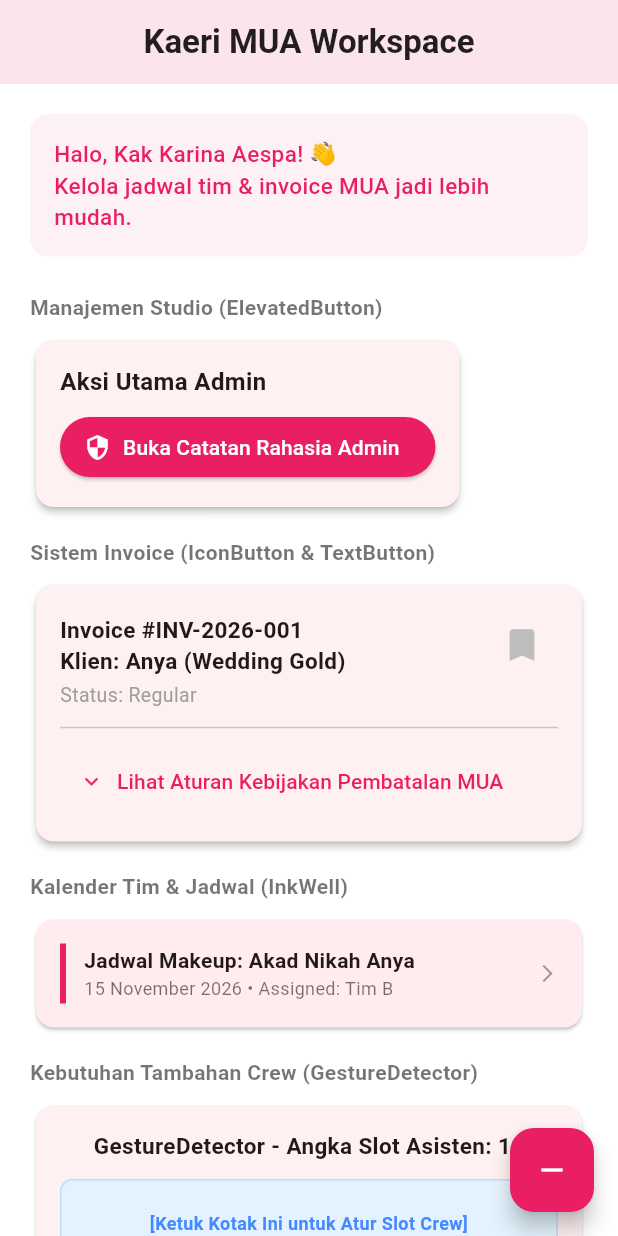
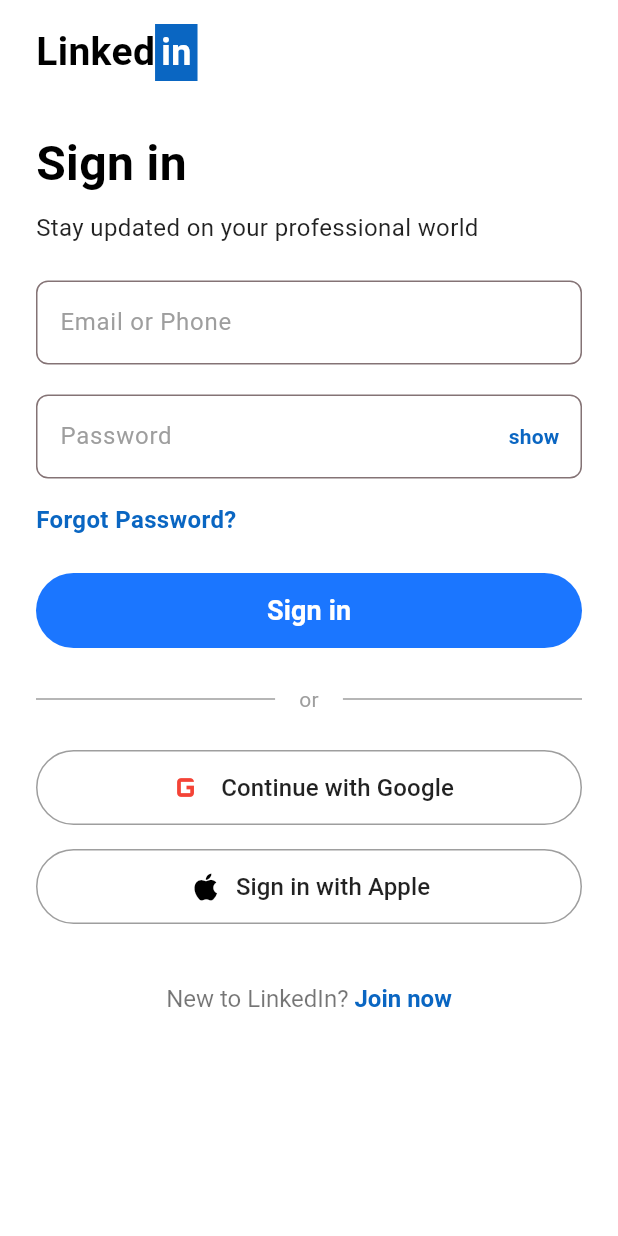
Before and after one commit to rharabee022/project-flutter-1, a Flutter app: the screen it shows after launch, on a phone screen of 412 x 824 dp. Run offline on Flutter 3.47's test engine with Material 3 defaults, Android fonts, the phone set to English and light mode, and no system bars.

Commit message:
Tugas6 and halaman_login

```diff
--- /dev/null
+++ b/lib/halaman_login.dart
@@ -0,0 +1,248 @@
+import 'package:flutter/material.dart';
+
+class LinkedInLoginPage extends StatefulWidget {
+  const LinkedInLoginPage({super.key});
+
+  @override
+  State<LinkedInLoginPage> createState() => _LinkedInLoginPageState();
+}
+
+class _LinkedInLoginPageState extends State<LinkedInLoginPage> {
+  bool _obscureText = true;
+
+  @override
+  Widget build(BuildContext context) {
+    return Scaffold(
+      backgroundColor: Colors.white,
+      body: SafeArea(
+        child: SingleChildScrollView(
+          padding: const EdgeInsets.symmetric(horizontal: 24.0, vertical: 16.0),
+          child: Column(
+            crossAxisAlignment: CrossAxisAlignment.start,
+            children: [
+              // Logo LinkedIn
+              Row(
+                children: [
+                  const Text(
+                    'Linked',
+                    style: TextStyle(
+                      fontSize: 26,
+                      fontWeight: FontWeight.bold,
+                      color: Colors.black,
+                    ),
+                  ),
+                  Container(
+                    padding: const EdgeInsets.symmetric(
+                      horizontal: 4,
+                      vertical: 2,
+                    ),
+                    decoration: BoxDecoration(color: const Color(0xFF0A66C2)),
+                    child: const Text(
+                      'in',
+                      style: TextStyle(
+                        fontSize: 24,
+                        fontWeight: FontWeight.bold,
+                        color: Colors.white,
+                      ),
+                    ),
+                  ),
+                ],
+              ),
+              const SizedBox(height: 32),
+
+              // Judul
+              const Text(
+                'Sign in',
+                style: TextStyle(
+                  fontSize: 32,
+                  fontWeight: FontWeight.bold,
+                  color: Colors.black,
+                ),
+              ),
+              const SizedBox(height: 8),
+              const Text(
+                'Stay updated on your professional world',
+                style: TextStyle(fontSize: 16, color: Colors.black87),
+              ),
+              const SizedBox(height: 24),
+
+              // Input Email / Phone
+              TextField(
+                decoration: InputDecoration(
+                  labelText: 'Email or Phone',
+                  labelStyle: const TextStyle(color: Colors.grey),
+                  border: OutlineInputBorder(
+                    borderRadius: BorderRadius.circular(8),
+                    borderSide: const BorderSide(color: Colors.grey),
+                  ),
+                  focusedBorder: OutlineInputBorder(
+                    borderRadius: BorderRadius.circular(8),
+                    borderSide: const BorderSide(color: Colors.black),
+                  ),
+                ),
+              ),
+              const SizedBox(height: 20),
+
+              // Input Password
+              TextField(
+                obscureText: _obscureText,
+                decoration: InputDecoration(
+                  labelText: 'Password',
+                  labelStyle: const TextStyle(color: Colors.grey),
+                  suffixIcon: TextButton(
+                    onPressed: () {
+                      setState(() {
+                        _obscureText = !_obscureText;
+                      });
+                    },
+                    child: Text(
+                      _obscureText ? 'show' : 'hide',
+                      style: const TextStyle(
+                        color: Color(0xFF0A66C2),
+                        fontWeight: FontWeight.bold,
+                      ),
+                    ),
+                  ),
+                  border: OutlineInputBorder(
+                    borderRadius: BorderRadius.circular(8),
+                    borderSide: const BorderSide(color: Colors.grey),
+                  ),
+                  focusedBorder: OutlineInputBorder(
+                    borderRadius: BorderRadius.circular(8),
+                    borderSide: const BorderSide(color: Colors.black),
+                  ),
+                ),
+              ),
+              const SizedBox(height: 16),
+
+              // Forgot Password
+              GestureDetector(
+                onTap: () {},
+                child: const Text(
+                  'Forgot Password?',
+                  style: TextStyle(
+                    color: Color(0xFF0A66C2),
+                    fontWeight: FontWeight.bold,
+                    fontSize: 16,
+                  ),
+                ),
+              ),
+              const SizedBox(height: 24),
+
+              // Tombol Sign In
+              SizedBox(
+                width: double.infinity,
+                height: 50,
+                child: ElevatedButton(
+                  onPressed: () {},
+                  style: ElevatedButton.styleFrom(
+                    backgroundColor: const Color(0xFF1B76FF),
+                    shape: RoundedRectangleBorder(
+                      borderRadius: BorderRadius.circular(25),
+                    ),
+                    elevation: 0,
+                  ),
+                  child: const Text(
+                    'Sign in',
+                    style: TextStyle(
+                      fontSize: 18,
+                      fontWeight: FontWeight.bold,
+                      color: Colors.white,
+                    ),
+                  ),
+                ),
+              ),
+              const SizedBox(height: 24),
+
+              // Divider "or"
+              Row(
+                children: const [
+                  Expanded(child: Divider(color: Colors.grey)),
+                  Padding(
+                    padding: EdgeInsets.symmetric(horizontal: 16.0),
+                    child: Text('or', style: TextStyle(color: Colors.grey)),
+                  ),
+                  Expanded(child: Divider(color: Colors.grey)),
+                ],
+              ),
+              const SizedBox(height: 24),
+
+              // Tombol Google
+              SizedBox(
+                width: double.infinity,
+                height: 50,
+                child: OutlinedButton(
+                  onPressed: () {},
+                  style: OutlinedButton.styleFrom(
+                    side: const BorderSide(color: Colors.grey),
+                    shape: RoundedRectangleBorder(
+                      borderRadius: BorderRadius.circular(25),
+                    ),
+                  ),
+                  child: Row(
+                    mainAxisAlignment: MainAxisAlignment.center,
+                    children: const [
+                      Icon(Icons.g_mobiledata, color: Colors.red, size: 30),
+                      SizedBox(width: 8),
+                      Text(
+                        'Continue with Google',
+                        style: TextStyle(color: Colors.black87, fontSize: 16),
+                      ),
+                    ],
+                  ),
+                ),
+              ),
+              const SizedBox(height: 16),
+
+              // Tombol Apple
+              SizedBox(
+                width: double.infinity,
+                height: 50,
+                child: OutlinedButton(
+                  onPressed: () {},
+                  style: OutlinedButton.styleFrom(
+                    side: const BorderSide(color: Colors.grey),
+                    shape: RoundedRectangleBorder(
+                      borderRadius: BorderRadius.circular(25),
+                    ),
+                  ),
+                  child: Row(
+                    mainAxisAlignment: MainAxisAlignment.center,
+                    children: const [
+                      Icon(Icons.apple, color: Colors.black, size: 24),
+                      SizedBox(width: 8),
+                      Text(
+                        'Sign in with Apple',
+                        style: TextStyle(color: Colors.black87, fontSize: 16),
+                      ),
+                    ],
+                  ),
+                ),
+              ),
+              const SizedBox(height: 40),
+
+              // Bagian Join Now
+              Center(
+                child: RichText(
+                  text: TextSpan(
+                    text: 'New to LinkedIn? ',
+                    style: const TextStyle(color: Colors.black54, fontSize: 16),
+                    children: [
+                      TextSpan(
+                        text: 'Join now',
+                        style: const TextStyle(
+                          color: Color(0xFF0A66C2),
+                          fontWeight: FontWeight.bold,
+                        ),
+                      ),
+                    ],
+                  ),
+                ),
+              ),
+            ],
+          ),
+        ),
+      ),
+    );
+  }
+}
--- a/lib/main.dart
+++ b/lib/main.dart
@@ -1,6 +1,6 @@
 import 'package:flutter/material.dart';
-// 1. Ubah import-nya ke file tugas 5 kamu
-import 'tugas5.dart';
+// 1. Ubah baris ini untuk memanggil file halaman_login.dart yang baru
+import 'halaman_login.dart';
 
 void main() {
   runApp(const ChizilishiApp());
@@ -18,8 +18,8 @@
         colorScheme: ColorScheme.fromSeed(seedColor: Colors.pink),
         useMaterial3: true,
       ),
-      // 2. Memanggil class Utama dari Tugas 5
-      home: const InteraktifPage(),
+      // 2. Di sini perubahannya, panggil kelas LinkedInLoginPage dari file baru tersebut
+      home: const LinkedInLoginPage(),
     );
   }
 }
--- a/lib/tugas5.dart
+++ b/lib/tugas5.dart
@@ -48,7 +48,7 @@
                   borderRadius: BorderRadius.circular(12),
                 ),
                 child: const Text(
-                  'Halo, Kak Karina Aespa! 👋\nKelola jadwal tim & invoice MUA jadi lebih mudah.',
+                  'Halo, Karina Aespa! 👋\nKelola jadwal tim & invoice MUA jadi lebih mudah.',
                   style: TextStyle(
                     fontSize: 15,
                     fontWeight: FontWeight.w500,
@@ -58,8 +58,18 @@
               ),
               const SizedBox(height: 24),
 
+              // LOGO
+              Center(
+                child: Image.asset(
+                  'assets/images/kaeri.png',
+                  height: 200,
+                  fit: BoxFit.contain,
+                ),
+              ),
+              const SizedBox(height: 24),
+
               const Text(
-                'Manajemen Studio (ElevatedButton)',
+                'Manajemen Studio',
                 style: TextStyle(
                   fontWeight: FontWeight.bold,
                   fontSize: 14,
@@ -123,7 +133,7 @@
               const SizedBox(height: 16),
 
               const Text(
-                'Sistem Invoice (IconButton & TextButton)',
+                'Sistem Invoice',
                 style: TextStyle(
                   fontWeight: FontWeight.bold,
                   fontSize: 14,
@@ -151,7 +161,6 @@
                               fontSize: 15,
                             ),
                           ),
-                          // ICON BUTTON (Warna)
                           IconButton(
                             icon: Icon(
                               Icons.bookmark,
@@ -178,7 +187,6 @@
                         ),
                       ),
                       const Divider(height: 24),
-                      // TEXT BUTTON (Informasi selipan)
                       TextButton.icon(
                         style: TextButton.styleFrom(
                           foregroundColor: Colors.pink,
@@ -208,7 +216,6 @@
               ),
               const SizedBox(height: 16),
 
-              // INKWELL
               const Text(
                 'Kalender Tim & Jadwal (InkWell)',
                 style: TextStyle(
@@ -219,14 +226,14 @@
               ),
               const SizedBox(height: 8),
               Card(
-                clipBehavior: Clip
-                    .antiAlias, // Properti splash gitu lah - biar efeknya keliatan di seluruh area card
+                clipBehavior: Clip.antiAlias,
                 shape: RoundedRectangleBorder(
                   borderRadius: BorderRadius.circular(12),
                 ),
                 child: InkWell(
                   onTap: () {
                     print('Sentuhan terdeteksi');
+                    // Perbaikan posisi tanda kurung & titik koma di sini
                     ScaffoldMessenger.of(context).showSnackBar(
                       const SnackBar(
                         content: Text(
@@ -274,7 +281,6 @@
               ),
               const SizedBox(height: 16),
 
-              // gesture detector yang di tap-tap, double tap, dan long press
               const Text(
                 'Kebutuhan Tambahan Crew (GestureDetector)',
                 style: TextStyle(
@@ -349,8 +355,6 @@
           ),
         ),
       ),
-
-      // tombol ngambang
       floatingActionButton: FloatingActionButton(
         onPressed: () {
           setState(() {
```
Also changed, not shown: lib/tugas6.dart (added, +354 -0 lines), assets/images/kaeri.png (added).
